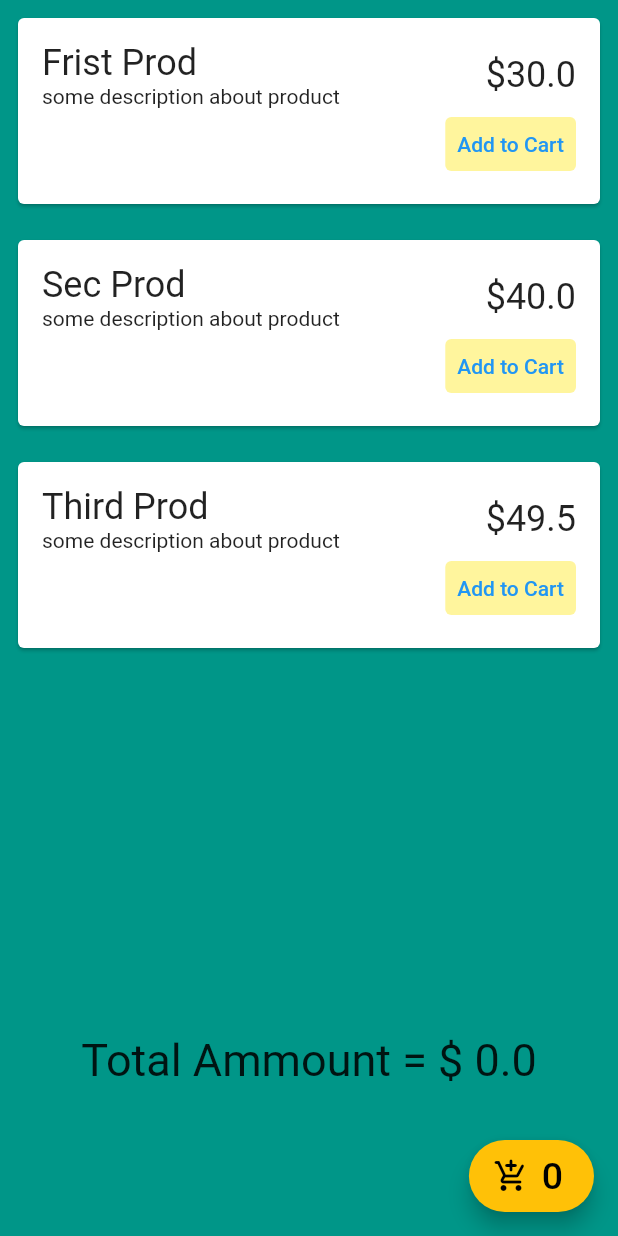
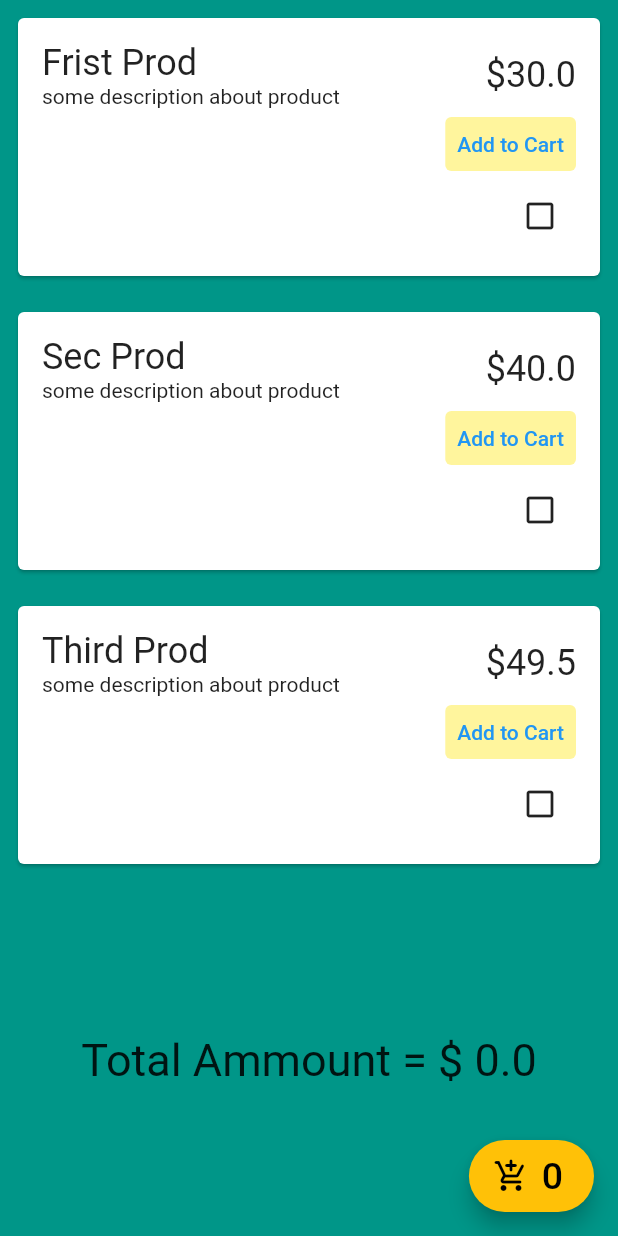
Before and after one commit to RonwasHere/new_lapis_legit, a Flutter app: the screen it shows after launch, on a phone screen of 412 x 824 dp. Run offline on Flutter 3.47's test engine with Material 2 defaults, Android fonts, the light colour scheme and no system bars; our stand-ins replace get.

Commit message:
feat = tambahan trakir dr Tutorial  1 GetX, ada checklist button

```diff
--- a/lib/models/product.dart
+++ b/lib/models/product.dart
@@ -1,3 +1,5 @@
+import 'package:get/get.dart';
+
 class Product {
   final int id;
   final String productName;
@@ -13,4 +15,5 @@ class Product {
     required this.price
   });
 
+  final isFavorite = false.obs;
 }
--- a/lib/views/shopping_page.dart
+++ b/lib/views/shopping_page.dart
@@ -53,6 +53,16 @@ class ShoppingPage extends StatelessWidget {
                                 ),
                                 child: Text('Add to Cart'),
                               ),
+                              Obx(
+                                () => IconButton(
+                                  onPressed: () {
+                                    controller.products[index].isFavorite.toggle();
+                                  },
+                                  icon: controller.products[index].isFavorite.value
+                                      ? Icon(Icons.check_box_rounded)
+                                      : Icon(Icons.check_box_outline_blank_outlined),
+                                ),
+                              ),
                             ],
                           ),
                         ),
```
